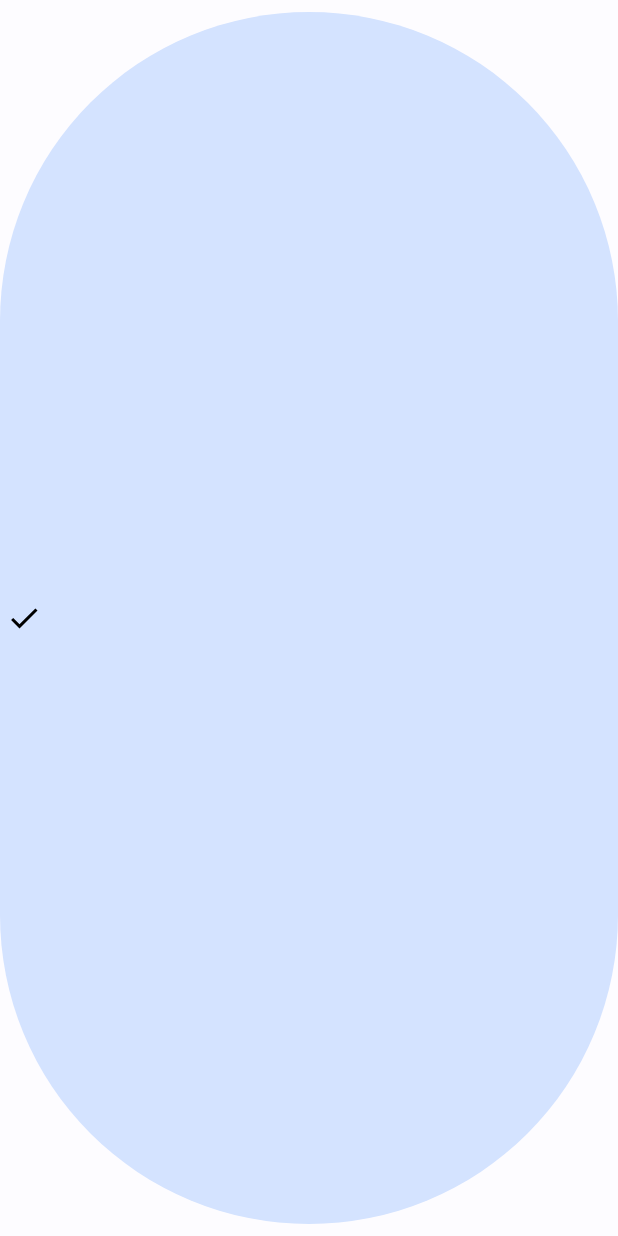
After one commit to VitorMakiyama/GDG-Finder-Android-Course, an Android app: the layout region.xml on its own in the app's theme, with its tools: preview values and no code run, on a phone screen of 412 x 824 dp. The commit adds this screen. Run offline under Robolectric (Android 15) with nearby library versions, the phone set to English and light mode, and no system bars; Roboto replaces fonts that are not available here.

Commit message:
Step 12 Added Chips to filter the regions, and made its layout change when selected.

```diff
--- /dev/null
+++ b/app/src/main/res/color/selected_highlight.xml
@@ -0,0 +1,5 @@
+<?xml version="1.0" encoding="utf-8"?>
+<selector xmlns:android="http://schemas.android.com/apk/res/android">
+    <item android:color="?colorPrimaryContainer" android:state_selected="true" />
+    <item android:color="?colorOnSurface" android:alpha="0.18"/>
+</selector>
--- a/app/src/main/res/layout/fragment_gdg_list.xml
+++ b/app/src/main/res/layout/fragment_gdg_list.xml
@@ -24,6 +24,12 @@
                 app:layout_constraintEnd_toEndOf="parent"
                 app:layout_constraintHorizontal_bias="0">
 
+            <com.google.android.material.chip.ChipGroup
+                android:id="@+id/regions_list"
+                android:layout_width="wrap_content"
+                android:layout_height="wrap_content"
+                app:singleSelection="true"
+                app:singleLine="true"/>
         </HorizontalScrollView>
 
         <androidx.recyclerview.widget.RecyclerView
--- /dev/null
+++ b/app/src/main/res/layout/region.xml
@@ -0,0 +1,12 @@
+<?xml version="1.0" encoding="utf-8"?>
+<com.google.android.material.chip.Chip xmlns:android="http://schemas.android.com/apk/res/android"
+    xmlns:app="http://schemas.android.com/apk/res-auto"
+    xmlns:tools="http://schemas.android.com/tools"
+    android:layout_width="match_parent"
+    android:layout_height="match_parent"
+    style="@style/Widget.MaterialComponents.Chip.Choice"
+    app:checkedIconVisible="true"
+    tools:checked="true"
+    app:chipBackgroundColor="@color/selected_highlight">
+
+</com.google.android.material.chip.Chip>
```
Also changed, not shown: app/src/main/java/com/example/android/gdgfinder/search/GdgListFragment.kt (+30 -0 lines).
